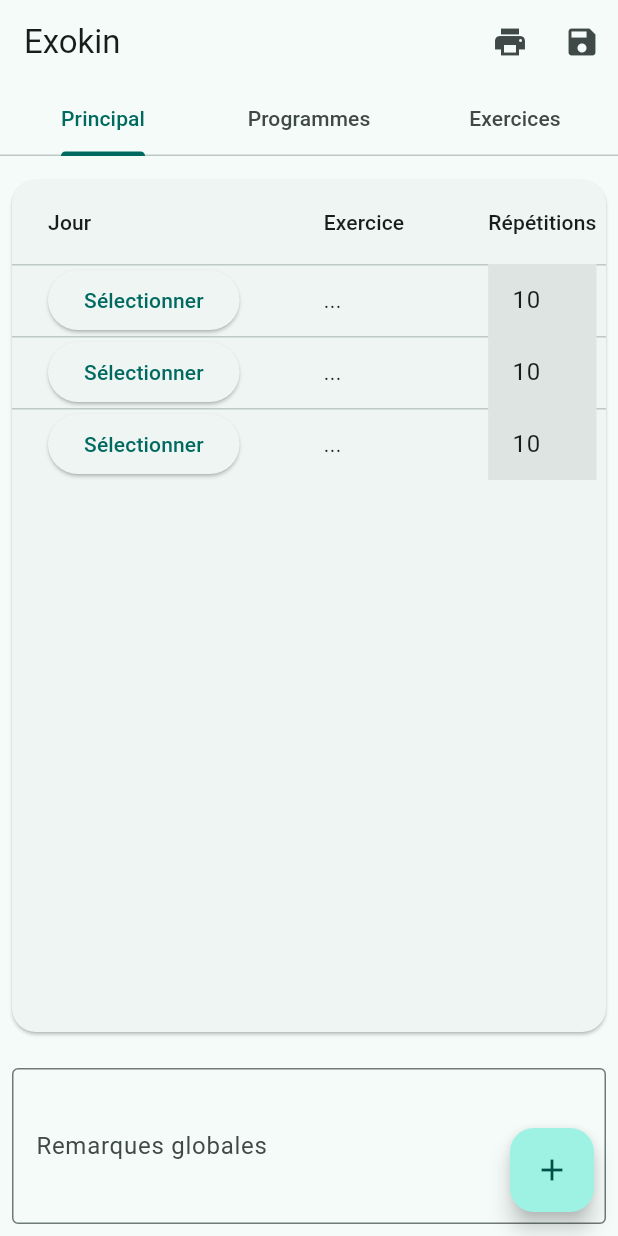
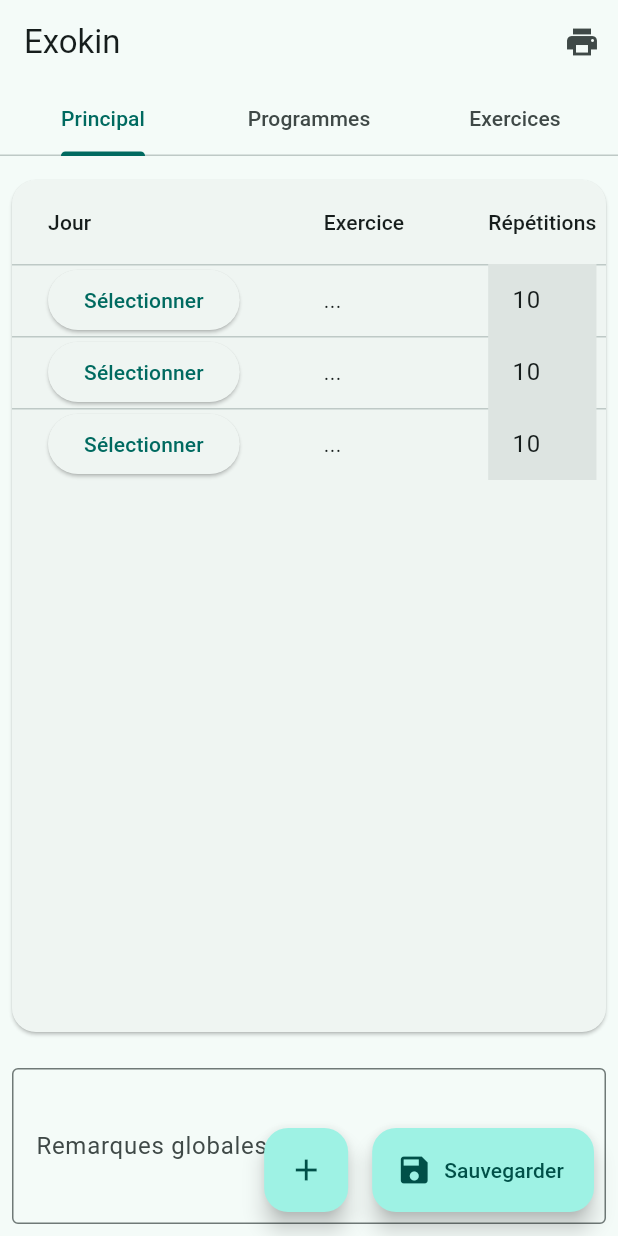
Before and after one commit to nemolivier/exokine, a Flutter app: the screen it shows after launch, on a phone screen of 412 x 824 dp. Run offline on Flutter 3.47's test engine with Material 3 defaults, Android fonts, the phone set to English and light mode, and no system bars; our stand-ins replace pdf, printing; network calls fail.

Commit message:
déplacement du bouton enregistrer

```diff
--- a/lib/screens/main_screen.dart
+++ b/lib/screens/main_screen.dart
@@ -95,11 +95,6 @@
             icon: const Icon(Icons.print),
             onPressed: () => _showPrintDialog(),
             tooltip: 'Imprimer',
-          ),
-          IconButton(
-            icon: const Icon(Icons.save),
-            onPressed: _saveProtocol,
-            tooltip: 'Sauvegarder',
           ),
         ],
       ),
@@ -199,7 +194,11 @@
   Widget? _buildFloatingActionButton() {
     switch (_tabController.index) {
       case 0: // Principal
-        return FloatingActionButton(
+        return Row(
+          mainAxisAlignment: MainAxisAlignment.end,
+          children: [
+            FloatingActionButton(
+              heroTag: 'add_exercise',
               onPressed: () {
                 setState(() {
                   _addEmptyExercise();
@@ -207,9 +206,19 @@
               },
               tooltip: 'Ajouter une ligne',
               child: const Icon(Icons.add),
+            ),
+            const SizedBox(width: 16),
+            FloatingActionButton.extended(
+              heroTag: 'save_protocol',
+              onPressed: _saveProtocol,
+              label: const Text('Sauvegarder'),
+              icon: const Icon(Icons.save),
+            ),
+          ],
         );
       case 2: // Exercices
         return FloatingActionButton(
+          heroTag: 'add_base_exercise',
           onPressed: _showAddExerciseDialog,
           tooltip: 'Ajouter un nouvel exercice de base',
           child: const Icon(Icons.add),
```
Lines whose indentation alone changed are shown as unchanged.
